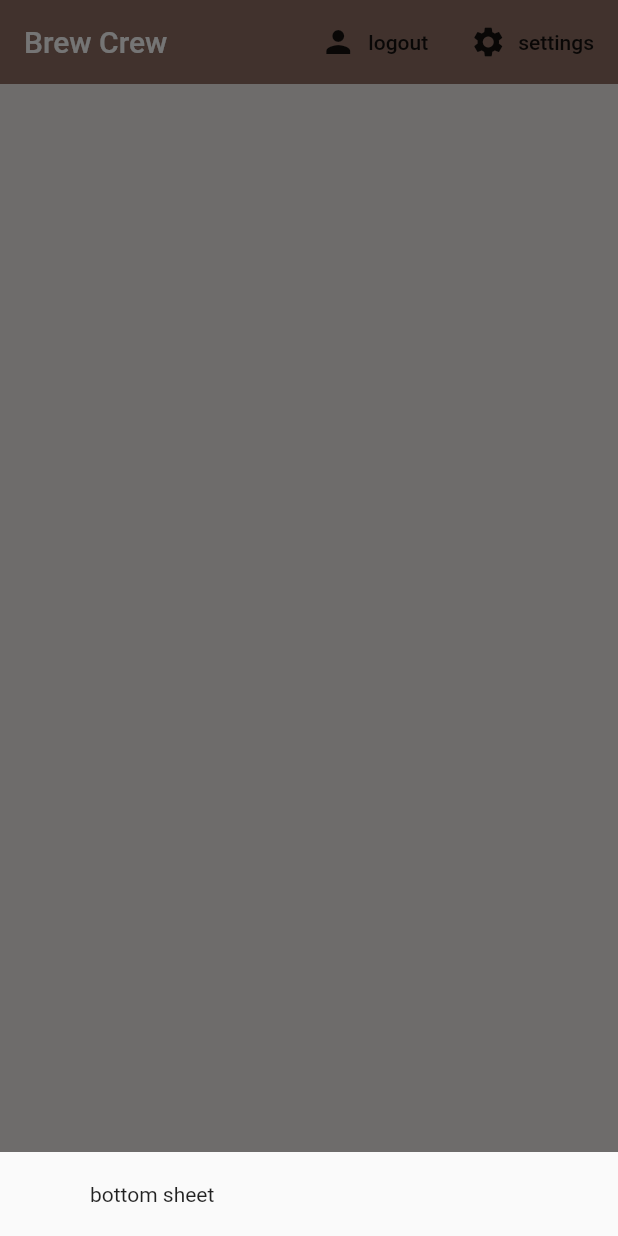
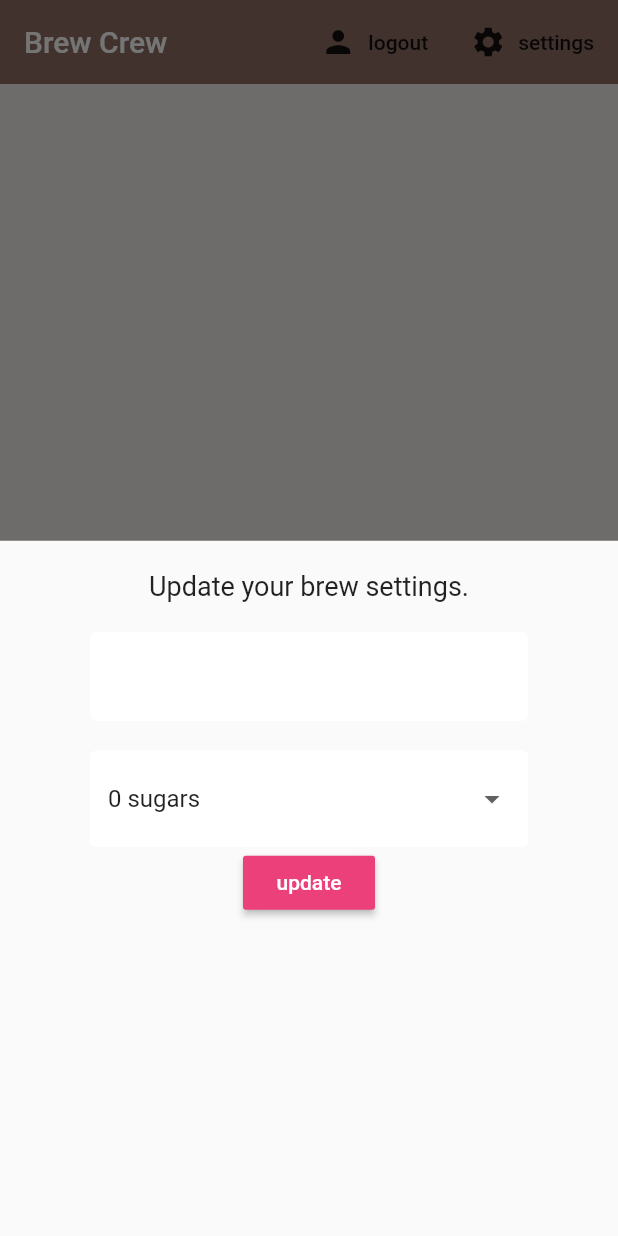
Before and after one commit to Koki-Chance/brew_crew, a Flutter app: the screen it shows once a user with an empty profile is signed in, after a tap on "settings", on a phone screen of 412 x 824 dp. Run offline on Flutter 3.47's test engine with Material 2 defaults, Android fonts, the phone set to English and light mode, and no system bars; our stand-ins replace cloud_firestore, firebase_auth, flutter_spinkit; accounts and stored records are empty.

Commit message:
create_contents_of_the_bottomSheet_DroDwnMenu(#22)

```diff
--- a/lib/screens/home/home.dart
+++ b/lib/screens/home/home.dart
@@ -1,5 +1,6 @@
 import 'package:brew_crew/models/brew.dart';
 import 'package:brew_crew/screens/home/brew_list.dart';
+import 'package:brew_crew/screens/home/settings_form.dart';
 import 'package:brew_crew/services/auth.dart';
 import 'package:cloud_firestore/cloud_firestore.dart';
 import 'package:flutter/material.dart';
@@ -23,7 +24,7 @@ class Home extends StatelessWidget {
       showModalBottomSheet(context: context, builder: (context){
         return Container(
           padding: EdgeInsets.symmetric(vertical: 20.0, horizontal: 60.0),
-          child: Text('bottom sheet'),
+          child: SettingsForm(),
         );
       });
     }
--- /dev/null
+++ b/lib/screens/home/settings_form.dart
@@ -0,0 +1,70 @@
+import 'package:flutter/material.dart';
+import 'package:brew_crew/shared/constants.dart';
+
+class SettingsForm extends StatefulWidget {
+  @override
+  _SettingsFormState createState() => _SettingsFormState();
+}
+
+class _SettingsFormState extends State<SettingsForm> {
+
+  final _formKey = GlobalKey<FormState>();
+  final List<String> sugars = ['0', '1', '2', '3', '4'];
+
+  // form values
+  String _currentName;
+  String _currentSugars;
+  int _currentStrength;
+
+
+  @override
+  Widget build(BuildContext context) {
+    return Form(
+      key: _formKey,
+      child: Column(
+        children: <Widget>[
+          Text(
+            'Update your brew settings.',
+            style: TextStyle(fontSize: 18.0),
+          ),
+          SizedBox(height: 20.0),
+          TextFormField(
+            // val -> value inputted in the form
+            decoration: textInputDecoration,
+            validator: (val) => val.isEmpty ? 'plase enter a name' : null,
+            onChanged: (val) => setState(() => _currentName = val),
+          ),
+          SizedBox(height: 20.0),
+
+          // dropdown
+          DropdownButtonFormField(
+            decoration: textInputDecoration,
+            value: _currentSugars ?? '0',
+            items: sugars.map( (sugar) {
+              return DropdownMenuItem(
+                value: sugar,
+                child: Text('$sugar sugars'),
+              );
+            }).toList(),
+            onChanged: (val) => setState( () => _currentSugars = val),
+          ),
+
+          //slider
+
+          RaisedButton(
+            color: Colors.pink[400],
+            child: Text(
+              'update',
+              style: TextStyle(color: Colors.white),
+            ),
+            onPressed: () async {
+              print(_currentName);
+              print(_currentSugars);
+              print(_currentStrength);
+            }
+          ),
+        ]
+      ),
+    );
+  }
+}
```
